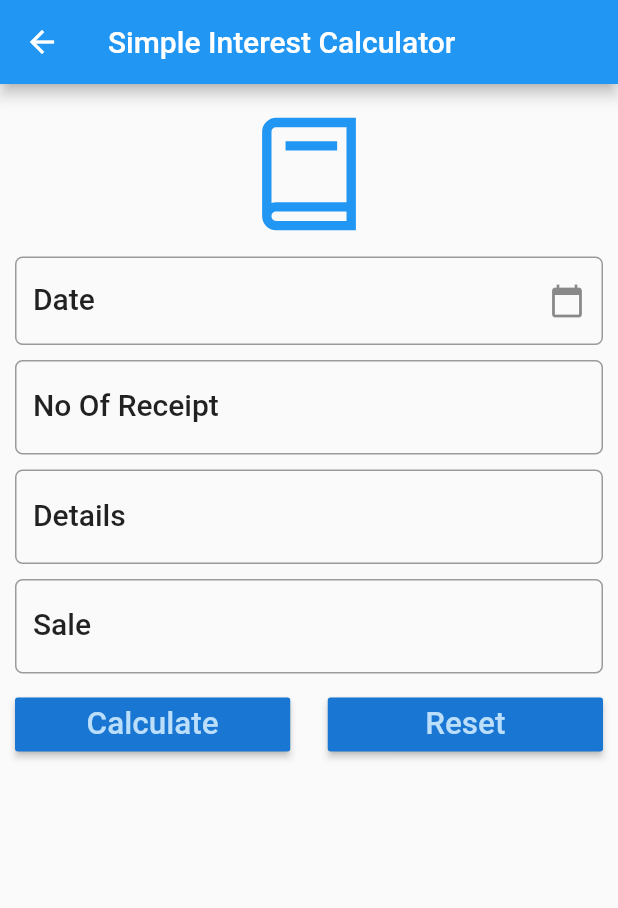
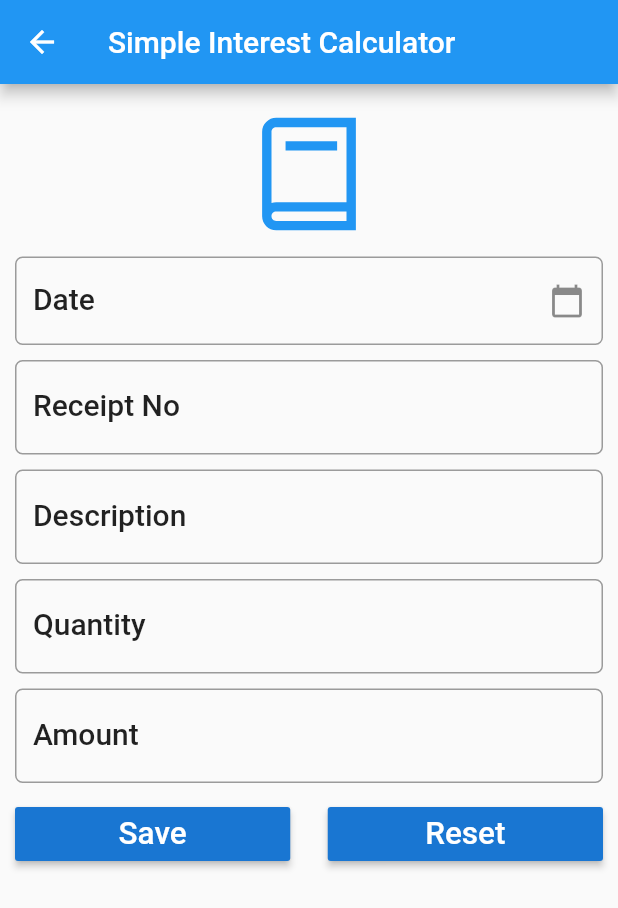
Before and after one commit to akhileshboodhun/book_keeping_app, a Flutter app: the BookKeepingForm screen opened directly, after a tap on "Reset", on a phone screen of 412 x 824 dp. Shown: the top 908 px of the screen. Run offline on Flutter 3.47's test engine with Material 2 defaults, Android fonts, the phone set to English and light mode, and no system bars; our stand-ins replace flutter_datetime_picker, line_awesome_icons, shared_preferences; missing offline and left inert: flat_icons_flutter; accounts and stored records are empty.

Commit message:
modified bookkeeping + gradle

```diff
--- a/lib/models/cashbook_model.dart
+++ b/lib/models/cashbook_model.dart
@@ -1,28 +1,58 @@
 import 'package:scoped_model/scoped_model.dart';
 
+// class Cashbook extends Model {
+//   int receipt_no, salesCount, cashInHand;
+//   String details, date;
+
+//   Cashbook(
+//       {this.receipt_no,
+//       this.details,
+//       this.salesCount,
+//       this.cashInHand,
+//       this.date});
+
+//   factory Cashbook.fromJson(Map<String, dynamic> json) => Cashbook(
+//       receipt_no: json['receipt_no'],
+//       details: json['details'],
+//       salesCount: json['salesCount'],
+//       cashInHand: json['cashInHand'],
+//       date: json['date']);
+
+//   Map<String, dynamic> toJson() => {
+//         'receipt_no': this.receipt_no,
+//         'details': this.details,
+//         'salesCount': this.salesCount,
+//         'cashInHand': this.cashInHand,
+//         'date': this.date
+//       };
+// }
+
 class Cashbook extends Model {
-  int receipt_no, salesCount, cashInHand;
-  String details, date;
+  int receipt_no;
+  DateTime date;
+  String description;
+  int quantity;
+  double amount;
 
   Cashbook(
       {this.receipt_no,
-      this.details,
-      this.salesCount,
-      this.cashInHand,
-      this.date});
+      this.date,
+      this.description,
+      this.quantity,
+      this.amount});
 
   factory Cashbook.fromJson(Map<String, dynamic> json) => Cashbook(
       receipt_no: json['receipt_no'],
-      details: json['details'],
-      salesCount: json['salesCount'],
-      cashInHand: json['cashInHand'],
-      date: json['date']);
+      date: json['date'],
+      description: json['description'],
+      quantity: json['quantity'],
+      amount: json['amount']);
 
   Map<String, dynamic> toJson() => {
         'receipt_no': this.receipt_no,
-        'details': this.details,
-        'salesCount': this.salesCount,
-        'cashInHand': this.cashInHand,
-        'date': this.date
+        'date': this.date,
+        'description': this.description,
+        'quantity': this.quantity,
+        'amount': this.amount
       };
 }
--- a/lib/views/bookkeeping.dart
+++ b/lib/views/bookkeeping.dart
@@ -1,3 +1,4 @@
+import 'package:book_keeping_app/models/cashbook_model.dart';
 import 'package:flat_icons_flutter/flat_icons_flutter.dart';
 import 'package:flutter/material.dart';
 import 'package:flutter_datetime_picker/flutter_datetime_picker.dart';
@@ -20,15 +21,14 @@ class _BookKeepingFormState extends State<BookKeepingForm> {
 
   TextEditingController principalcontroller = TextEditingController();
   TextEditingController receiptnocontroller = TextEditingController();
-  TextEditingController termcontroller = TextEditingController();
-  TextEditingController detailscontroller = TextEditingController();
+  TextEditingController quantityController = TextEditingController();
+  TextEditingController amountController = TextEditingController();
+
+  TextEditingController descriptioncontroller = TextEditingController();
   TextEditingController _mydatecontroller;
-
-  var _currentitemsel = "";
 
   void initState() {
     super.initState();
-    _currentitemsel = _currencies[0];
     _mydatecontroller = new TextEditingController();
   }
 
@@ -52,36 +52,6 @@ class _BookKeepingFormState extends State<BookKeepingForm> {
             child: ListView(
               children: <Widget>[
                 Icon(LineAwesomeIcons.book, size: 100, color: Colors.blue),
-                // Padding(
-                //     padding: EdgeInsets.only(
-                //         top: _minimumpadding, bottom: _minimumpadding),
-                //     child: TextFormField(
-                //         keyboardType: TextInputType.number,
-                //         style: textStyle,
-                //         controller: principalcontroller,
-                //         validator: (String value) {
-                //           Pattern pat = r'^[0-9]';
-                //           RegExp regex = new RegExp(pat);
-
-                //           if (value.isEmpty) {
-                //             return "Principal required*";
-                //           } else if (!(regex.hasMatch(value))) {
-                //             return "Number have to be input";
-                //           }
-                //         },
-                //         decoration: InputDecoration(
-                //             labelText: 'Principal',
-                //             hintText: 'Enter Principal',
-                //             labelStyle: textStyle,
-                //             errorStyle: TextStyle(
-                //               color: Colors.yellowAccent,
-                //               fontSize: 15.0,
-                //             ),
-                //             errorBorder: new OutlineInputBorder(
-                //                 borderSide:
-                //                     new BorderSide(color: Colors.yellow)),
-                //             border: OutlineInputBorder(
-                //                 borderRadius: BorderRadius.circular(5.0))))),
                 Padding(
                   padding: EdgeInsets.only(
                       top: _minimumpadding, bottom: _minimumpadding),
@@ -143,13 +113,13 @@ class _BookKeepingFormState extends State<BookKeepingForm> {
                           RegExp regex = new RegExp(pat);
 
                           if (value.isEmpty) {
-                            return "No of Receipt Required*";
+                            return "Receipt No. Required*";
                           } else if (!(regex.hasMatch(value))) {
                             return "Number have to be input";
                           }
                         },
                         decoration: InputDecoration(
-                            labelText: 'No Of Receipt',
+                            labelText: 'Receipt No',
                             hintText: 'Numerics',
                             labelStyle: textStyle,
                             errorStyle: TextStyle(
@@ -166,15 +136,15 @@ class _BookKeepingFormState extends State<BookKeepingForm> {
                     child: TextFormField(
                         keyboardType: TextInputType.text,
                         style: textStyle,
-                        controller: detailscontroller,
+                        controller: descriptioncontroller,
                         validator: (String value) {
                           if (value.isEmpty) {
                             return "Details Required*";
                           }
                         },
                         decoration: InputDecoration(
-                            labelText: 'Details',
-                            hintText: 'Details about the book',
+                            labelText: 'Description',
+                            hintText: 'Details about the books',
                             labelStyle: textStyle,
                             errorStyle: TextStyle(
                               color: Colors.redAccent,
@@ -206,9 +176,9 @@ class _BookKeepingFormState extends State<BookKeepingForm> {
                             // }
                           },
                           style: textStyle,
-                          controller: termcontroller,
+                          controller: quantityController,
                           decoration: InputDecoration(
-                              labelText: 'Sale',
+                              labelText: 'Quantity',
                               hintText: 'Numerics',
                               labelStyle: textStyle,
                               errorStyle: TextStyle(
@@ -221,23 +191,45 @@ class _BookKeepingFormState extends State<BookKeepingForm> {
                               border: OutlineInputBorder(
                                   borderRadius: BorderRadius.circular(5.0))),
                         )),
-                        // Container(
-                        //   width: _minimumpadding * 5,
-                        // ),
-                        // Expanded(
-                        //     child: DropdownButton<String>(
-                        //   items: _currencies.map((String value) {
-                        //     return DropdownMenuItem<String>(
-                        //       value: value,
-                        //       child: Text(value),
-                        //     );
-                        //   }).toList(),
-                        //   value: _currentitemsel,
-                        //   style: textStyle,
-                        //   onChanged: (String newvalsel) {
-                        //     _ondropdownitemsel(newvalsel);
-                        //   },
-                        // )),
+                      ],
+                    )),
+                Padding(
+                    padding: EdgeInsets.only(
+                        top: _minimumpadding, bottom: _minimumpadding),
+                    child: Row(
+                      children: <Widget>[
+                        Expanded(
+                            child: TextFormField(
+                          keyboardType: TextInputType.number,
+                          validator: (String value) {
+                            Pattern pat = r'^[0-9]';
+                            RegExp regex = new RegExp(pat);
+
+                            if (value.isEmpty) {
+                              return "Sale Required*";
+                            } else if (!(regex.hasMatch(value))) {
+                              return "Number only";
+                            }
+                            // if(value.isEmpty){
+                            //   return "Enter year properly";
+                            // }
+                          },
+                          style: textStyle,
+                          controller: amountController,
+                          decoration: InputDecoration(
+                              labelText: 'Amount',
+                              hintText: 'Numerics',
+                              labelStyle: textStyle,
+                              errorStyle: TextStyle(
+                                color: Colors.redAccent,
+                                fontSize: 15.0,
+                              ),
+                              errorBorder: new OutlineInputBorder(
+                                  borderSide:
+                                      new BorderSide(color: Colors.red)),
+                              border: OutlineInputBorder(
+                                  borderRadius: BorderRadius.circular(5.0))),
+                        )),
                       ],
                     )),
                 Padding(
@@ -248,16 +240,14 @@ class _BookKeepingFormState extends State<BookKeepingForm> {
                         Expanded(
                           child: RaisedButton(
                             color: Theme.of(context).primaryColorDark,
-                            textColor: Theme.of(context).primaryColorLight,
+                            textColor: Colors.white,
                             child: Text(
-                              'Calculate',
+                              'Save',
                               textScaleFactor: 1.5,
                             ),
                             onPressed: () {
                               setState(() {
-                                if (_formKey.currentState.validate()) {
-                                  this.displayresult = _calculatetotal();
-                                }
+                                // var buffer = new Cashbook(receipt_no: ,details:,salesCount: ,cashInHand: ,date: );
                               });
                             },
                           ),
@@ -268,7 +258,7 @@ class _BookKeepingFormState extends State<BookKeepingForm> {
                         Expanded(
                           child: RaisedButton(
                             color: Theme.of(context).primaryColorDark,
-                            textColor: Theme.of(context).primaryColorLight,
+                            textColor: Colors.white,
                             child: Text(
                               'Reset',
                               textScaleFactor: 1.5,
@@ -295,43 +285,13 @@ class _BookKeepingFormState extends State<BookKeepingForm> {
     );
   }
 
-  Widget getImage() {
-    AssetImage assetimage = AssetImage('images/money.png');
-    Image image = Image(
-      image: assetimage,
-      width: 125.0,
-      height: 125.0,
-    );
-
-    return Container(
-      child: image,
-      margin: EdgeInsets.all(_minimumpadding * 10),
-    );
-  }
-
-  void _ondropdownitemsel(String newvalsel) {
-    setState(() {
-      this._currentitemsel = newvalsel;
-    });
-  }
-
-  String _calculatetotal() {
-    double principal = double.parse(principalcontroller.text),
-        receiptno = double.parse(receiptnocontroller.text),
-        term = double.parse(termcontroller.text);
-    double total = principal + (principal * receiptno * term) / 100;
-    String result =
-        'After $term years, your investment will be worth $total $_currentitemsel';
-    return result;
-  }
-
   void _reset() {
     principalcontroller.clear();
     receiptnocontroller.clear();
-    termcontroller.clear();
+    quantityController.clear();
+    amountController.clear();
     displayresult = "";
-    detailscontroller.clear();
-    _currentitemsel = _currencies[0];
+    descriptioncontroller.clear();
     _mydatecontroller.clear();
     _date_picker_text = "";
   }
```
Also changed, not shown: pubspec.lock, 1 other file.
